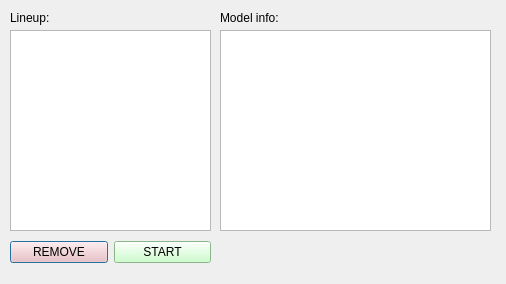
idergunoff/geovel_1.0, file qt/model_lineup.ui: the form before one commit.
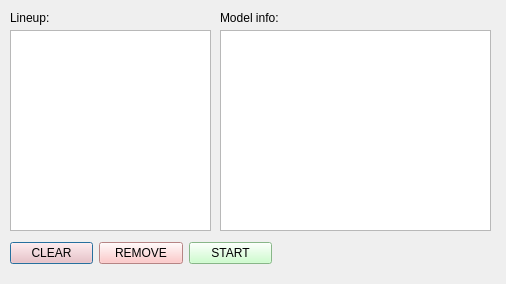
The form after the commit.

Commit message: lineup models add model

The edit to the form file:
```diff
--- a/qt/model_lineup.ui
+++ b/qt/model_lineup.ui
@@ -59,18 +59,28 @@
     </rect>
    </property>
   </widget>
-  <widget class="QWidget" name="">
+  <widget class="QWidget" name="layoutWidget">
    <property name="geometry">
     <rect>
      <x>10</x>
      <y>240</y>
-     <width>201</width>
-     <height>25</height>
+     <width>262</width>
+     <height>27</height>
     </rect>
    </property>
    <layout class="QHBoxLayout" name="horizontalLayout">
     <item>
-     <widget class="QPushButton" name="pushButton">
+     <widget class="QPushButton" name="pushButton_clear">
+      <property name="styleSheet">
+       <string notr="true">background-color: rgb(255, 185, 185);</string>
+      </property>
+      <property name="text">
+       <string>CLEAR</string>
+      </property>
+     </widget>
+    </item>
+    <item>
+     <widget class="QPushButton" name="pushButton_remove">
       <property name="styleSheet">
        <string notr="true">background-color: rgb(255, 185, 185);</string>
       </property>
```
Left out of the diff: 6 changed lines with no effect on the pictures. The commit also changes 12 other files.
